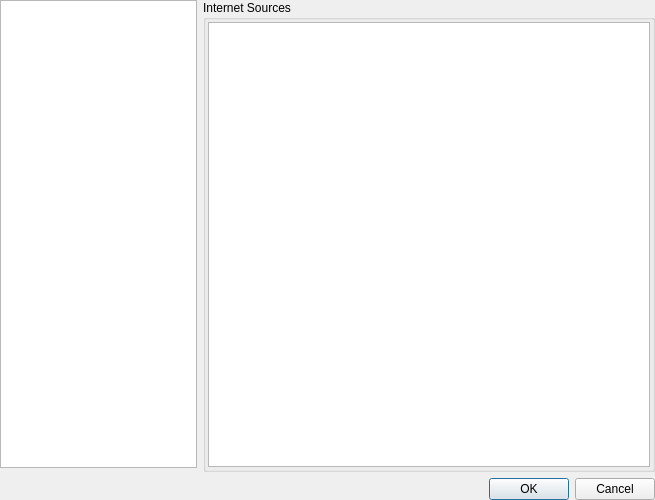
Qt form src/stackedsettingsdialog.ui (tomahawk-player/tomahawk) before a commit.
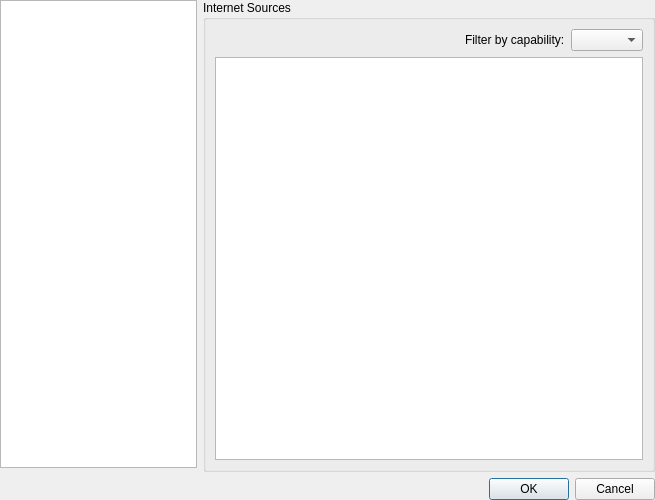
The same form after that commit. Custom widgets are drawn as their Qt base class.

```diff
--- a/src/stackedsettingsdialog.ui
+++ b/src/stackedsettingsdialog.ui
@@ -97,12 +97,33 @@
            <property name="title">
             <string>Internet Sources</string>
            </property>
-           <layout class="QVBoxLayout" name="verticalLayout_14">
-            <property name="margin">
-             <number>2</number>
-            </property>
+           <layout class="QVBoxLayout" name="verticalLayout_8">
             <item>
-             <layout class="QHBoxLayout" name="horizontalLayout_2"/>
+             <layout class="QHBoxLayout" name="horizontalLayout_2">
+              <item>
+               <spacer name="horizontalSpacer">
+                <property name="orientation">
+                 <enum>Qt::Horizontal</enum>
+                </property>
+                <property name="sizeHint" stdset="0">
+                 <size>
+                  <width>40</width>
+                  <height>20</height>
+                 </size>
+                </property>
+               </spacer>
+              </item>
+              <item>
+               <widget class="QLabel" name="label">
+                <property name="text">
+                 <string>Filter by capability:</string>
+                </property>
+               </widget>
+              </item>
+              <item>
+               <widget class="QComboBox" name="comboBox"/>
+              </item>
+             </layout>
             </item>
             <item>
              <widget class="QListView" name="accountsView"/>
```
Left out of the diff: 4 changed lines with no effect on the pictures.
